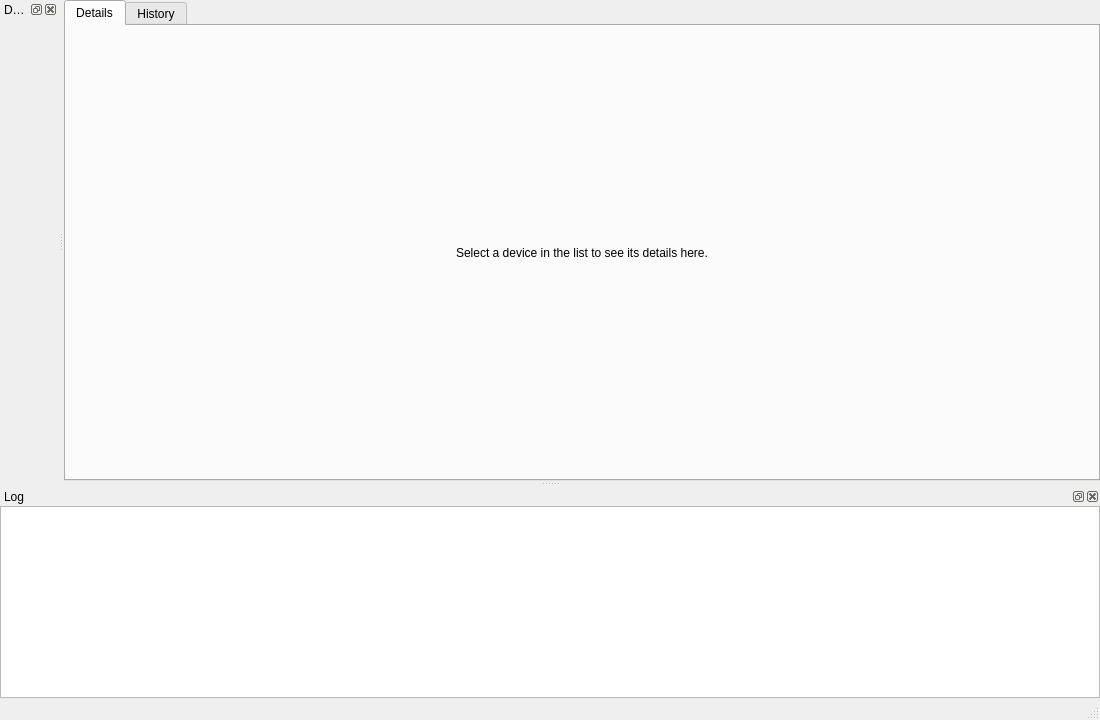
The window that desktop/src/app/MainWindow.ui (P175B178/project-full-impl) describes before a commit, drawn with Qt 5.
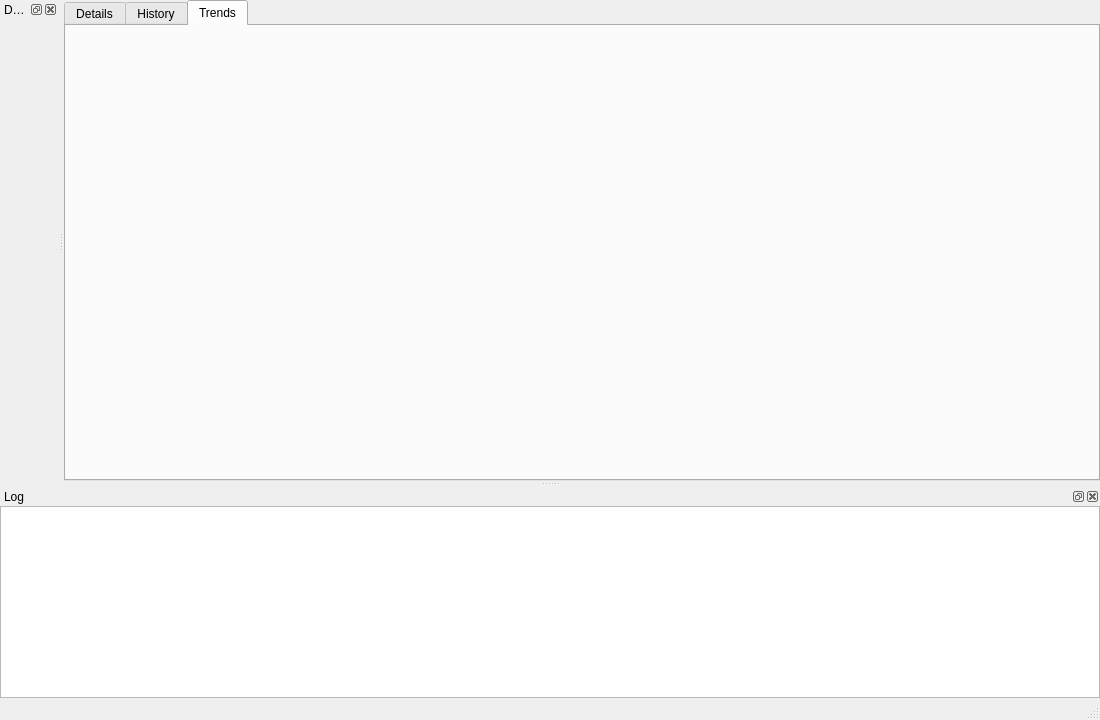
The same window after the commit. The open tabs and pages were chosen to show the change. Custom widgets are drawn as their Qt base class.

Commit message: Plot temperature and humidity trends

```diff
--- a/desktop/src/app/MainWindow.ui
+++ b/desktop/src/app/MainWindow.ui
@@ -76,6 +76,16 @@
          </layout>
         </widget>
       </widget>
+      <widget class="QWidget" name="trendsPage">
+       <attribute name="title">
+        <string>Trends</string>
+       </attribute>
+       <layout class="QVBoxLayout" name="trendsLayout">
+        <item>
+         <widget class="warden::app::ChartPanel" name="charts" native="true"/>
+        </item>
+       </layout>
+      </widget>
      </widget>
     </item>
    </layout>
@@ -138,6 +148,12 @@
   </widget>
  </widget>
  <customwidgets>
+  <customwidget>
+   <class>warden::app::ChartPanel</class>
+   <extends>QWidget</extends>
+   <header>app/ChartPanel.h</header>
+   <container>1</container>
+  </customwidget>
   <customwidget>
    <class>warden::app::LogPanel</class>
    <extends>QPlainTextEdit</extends>
```
The commit also changes 7 other files.
